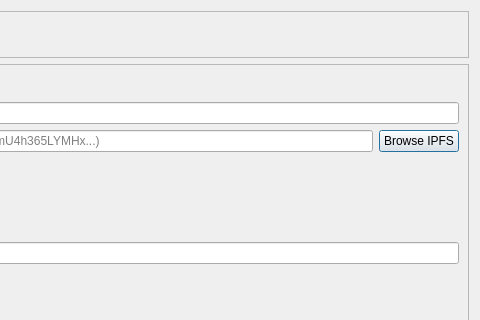
Before: the Qt Designer form src/qt/forms/updateassetsdialog.ui in Raptor3um/raptoreum, drawn with Qt 5; both pictures show x 507 to 987 and y 0 to 320 of the 987 by 712 pixel window.
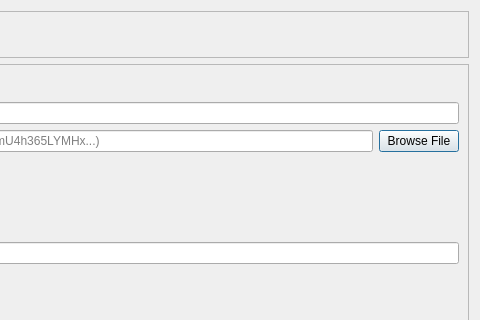
After: the same form once the commit is applied. Custom widgets are drawn as their Qt base class.

Patch:
```diff
--- a/src/qt/forms/updateassetsdialog.ui
+++ b/src/qt/forms/updateassetsdialog.ui
@@ -171,7 +171,7 @@
             <item>
              <widget class="QPushButton" name="openIpfsButton">
               <property name="text">
-               <string>Browse IPFS</string>
+               <string>Browse File</string>
               </property>
              </widget>
             </item>
```
Left out of the diff: 1 changed line with no effect on the pictures.
